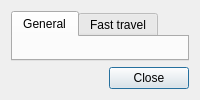
First picture: the form in wish/preferences.ui, repository malcyon/wish, before the edit.
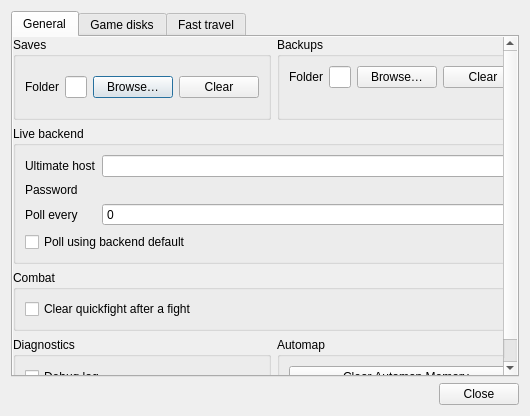
Second picture: the form after the edit.

Commit message:
Move the whole Preferences dialog into Qt Designer, and invalidate the nested layouts the move left stale (closes #410)
Claude-Session: https://claude.ai/code/session_013pBZLMyv6Gg5eaNHRPRs2W

Diff of the .ui file:
```diff
--- a/wish/preferences.ui
+++ b/wish/preferences.ui
@@ -12,9 +12,308 @@
    <item>
     <widget class="QTabWidget" name="tabs">
      <property name="currentIndex"><number>0</number></property>
-     <widget class="QWidget" name="general_scroll_page">
+
+     <!-- ================= General ================= -->
+     <widget class="QScrollArea" name="general_scroll">
       <attribute name="title"><string>General</string></attribute>
+      <property name="widgetResizable"><bool>true</bool></property>
+      <property name="frameShape"><enum>QFrame::Shape::NoFrame</enum></property>
+      <property name="horizontalScrollBarPolicy">
+       <enum>Qt::ScrollBarPolicy::ScrollBarAlwaysOff</enum>
+      </property>
+      <widget class="QWidget" name="general_page">
+       <layout class="QVBoxLayout" name="general_layout">
+        <property name="leftMargin"><number>0</number></property>
+        <property name="topMargin"><number>0</number></property>
+        <property name="rightMargin"><number>0</number></property>
+        <property name="bottomMargin"><number>0</number></property>
+        <item>
+         <layout class="QHBoxLayout" name="folders_row">
+          <item>
+           <widget class="QGroupBox" name="saves_group">
+            <property name="title"><string>Saves</string></property>
+            <layout class="QVBoxLayout" name="saves_layout">
+             <item>
+              <layout class="QHBoxLayout" name="saves_row" stretch="0,1,0,0">
+               <item>
+                <widget class="QLabel" name="saves_label">
+                 <property name="text"><string>Folder</string></property>
+                </widget>
+               </item>
+               <item>
+                <widget class="QLineEdit" name="saves"/>
+               </item>
+               <item>
+                <widget class="QPushButton" name="saves_browse">
+                 <property name="text"><string>Browse…</string></property>
+                </widget>
+               </item>
+               <item>
+                <widget class="QPushButton" name="saves_clear">
+                 <property name="text"><string>Clear</string></property>
+                </widget>
+               </item>
+              </layout>
+             </item>
+            </layout>
+           </widget>
+          </item>
+          <item>
+           <widget class="QGroupBox" name="backups_group">
+            <property name="title"><string>Backups</string></property>
+            <layout class="QVBoxLayout" name="backups_layout">
+             <item>
+              <layout class="QHBoxLayout" name="backups_row" stretch="0,1,0,0">
+               <item>
+                <widget class="QLabel" name="backups_label">
+                 <property name="text"><string>Folder</string></property>
+                </widget>
+               </item>
+               <item>
+                <widget class="QLineEdit" name="backups"/>
+               </item>
+               <item>
+                <widget class="QPushButton" name="backups_browse">
+                 <property name="text"><string>Browse…</string></property>
+                </widget>
+               </item>
+               <item>
+                <widget class="QPushButton" name="backups_clear">
+                 <property name="text"><string>Clear</string></property>
+                </widget>
+               </item>
+              </layout>
+             </item>
+             <item>
+              <widget class="QLabel" name="backups_note">
+               <property name="wordWrap"><bool>true</bool></property>
+               <property name="visible"><bool>false</bool></property>
+              </widget>
+             </item>
+            </layout>
+           </widget>
+          </item>
+         </layout>
+        </item>
+        <item>
+         <widget class="QGroupBox" name="backend_group">
+          <property name="title"><string>Live backend</string></property>
+          <layout class="QVBoxLayout" name="backend_layout">
+           <item>
+            <layout class="QFormLayout" name="backend_form">
+             <item row="0" column="0">
+              <widget class="QLabel" name="backend_form_label_host">
+               <property name="text"><string>Ultimate host</string></property>
+              </widget>
+             </item>
+             <item row="0" column="1">
+              <widget class="QLineEdit" name="host"/>
+             </item>
+             <item row="1" column="0">
+              <widget class="QLabel" name="backend_form_label_password">
+               <property name="text"><string>Password</string></property>
+              </widget>
+             </item>
+             <item row="1" column="1">
+              <widget class="QLabel" name="password"/>
+             </item>
+             <item row="2" column="0">
+              <widget class="QLabel" name="backend_form_label_interval">
+               <property name="text"><string>Poll every</string></property>
+              </widget>
+             </item>
+             <item row="2" column="1">
+              <widget class="QSpinBox" name="interval"/>
+             </item>
+             <item row="3" column="0" colspan="2">
+              <widget class="QCheckBox" name="interval_default">
+               <property name="text"><string>Poll using backend default</string></property>
+              </widget>
+             </item>
+            </layout>
+           </item>
+          </layout>
+         </widget>
+        </item>
+        <item>
+         <widget class="QGroupBox" name="combat_group">
+          <property name="title"><string>Combat</string></property>
+          <layout class="QVBoxLayout" name="combat_layout">
+           <item>
+            <widget class="QCheckBox" name="watch_box">
+             <property name="text"><string>Clear quickfight after a fight</string></property>
+            </widget>
+           </item>
+          </layout>
+         </widget>
+        </item>
+        <item>
+         <layout class="QHBoxLayout" name="bottom_row">
+          <item>
+           <widget class="QGroupBox" name="log_group">
+            <property name="title"><string>Diagnostics</string></property>
+            <layout class="QVBoxLayout" name="log_layout">
+             <item>
+              <widget class="QCheckBox" name="logging">
+               <property name="text"><string>Debug log</string></property>
+              </widget>
+             </item>
+            </layout>
+           </widget>
+          </item>
+          <item>
+           <widget class="QGroupBox" name="automap_group">
+            <property name="title"><string>Automap</string></property>
+            <layout class="QVBoxLayout" name="automap_layout">
+             <item>
+              <widget class="QPushButton" name="clear_automap_button">
+               <property name="text"><string>Clear Automap Memory</string></property>
+              </widget>
+             </item>
+            </layout>
+           </widget>
+          </item>
+         </layout>
+        </item>
+        <item>
+         <spacer name="general_stretch">
+          <property name="orientation"><enum>Qt::Orientation::Vertical</enum></property>
+          <property name="sizeHint" stdset="0">
+           <size><width>0</width><height>0</height></size>
+          </property>
+         </spacer>
+        </item>
+       </layout>
+      </widget>
      </widget>
+
+     <!-- ================= Game disks ================= -->
+     <widget class="QWidget" name="disks_page">
+      <attribute name="title"><string>Game disks</string></attribute>
+      <layout class="QVBoxLayout" name="disks_layout">
+       <item>
+        <widget class="QGroupBox" name="disks_group">
+         <property name="title"><string></string></property>
+         <layout class="QVBoxLayout" name="disks_group_layout">
+          <item>
+           <layout class="QFormLayout" name="report_form">
+            <item row="0" column="0">
+             <widget class="QLabel" name="report_label_in_use">
+              <property name="text"><string>In use</string></property>
+             </widget>
+            </item>
+            <item row="0" column="1">
+             <widget class="QLabel" name="report_in_use"/>
+            </item>
+            <item row="1" column="0">
+             <widget class="QLabel" name="report_label_titles">
+              <property name="text"><string>Titles</string></property>
+             </widget>
+            </item>
+            <item row="1" column="1">
+             <widget class="QLabel" name="report_titles"/>
+            </item>
+           </layout>
+          </item>
+          <item>
+           <layout class="QHBoxLayout" name="game_folder_row_pool_of_radiance" stretch="0,1,0,0">
+            <item>
+             <widget class="QLabel" name="game_folder_label_pool_of_radiance">
+              <property name="text"><string>Pool of Radiance</string></property>
+             </widget>
+            </item>
+            <item>
+             <widget class="QLineEdit" name="game_folder_edit_pool_of_radiance"/>
+            </item>
+            <item>
+             <widget class="QPushButton" name="game_folder_browse_pool_of_radiance">
+              <property name="text"><string>Browse…</string></property>
+             </widget>
+            </item>
+            <item>
+             <widget class="QPushButton" name="game_folder_clear_pool_of_radiance">
+              <property name="text"><string>Clear</string></property>
+             </widget>
+            </item>
+           </layout>
+          </item>
+          <item>
+           <widget class="QLabel" name="game_folder_note_pool_of_radiance">
+            <property name="wordWrap"><bool>true</bool></property>
+            <property name="visible"><bool>false</bool></property>
+           </widget>
+          </item>
+          <item>
+           <layout class="QHBoxLayout" name="game_folder_row_curse_of_the_azure_bonds" stretch="0,1,0,0">
+            <item>
+             <widget class="QLabel" name="game_folder_label_curse_of_the_azure_bonds">
+              <property name="text"><string>Curse of the Azure Bonds</string></property>
+             </widget>
+            </item>
+            <item>
+             <widget class="QLineEdit" name="game_folder_edit_curse_of_the_azure_bonds"/>
+            </item>
+            <item>
+             <widget class="QPushButton" name="game_folder_browse_curse_of_the_azure_bonds">
+              <property name="text"><string>Browse…</string></property>
+             </widget>
+            </item>
+            <item>
+             <widget class="QPushButton" name="game_folder_clear_curse_of_the_azure_bonds">
+              <property name="text"><string>Clear</string></property>
+             </widget>
+            </item>
+           </layout>
+          </item>
+          <item>
+           <widget class="QLabel" name="game_folder_note_curse_of_the_azure_bonds">
+            <property name="wordWrap"><bool>true</bool></property>
+            <property name="visible"><bool>false</bool></property>
+           </widget>
+          </item>
+          <item>
+           <layout class="QHBoxLayout" name="game_folder_row_secret_of_the_silver_blades" stretch="0,1,0,0">
+            <item>
+             <widget class="QLabel" name="game_folder_label_secret_of_the_silver_blades">
+              <property name="text"><string>Secret of the Silver Blades</string></property>
+             </widget>
+            </item>
+            <item>
+             <widget class="QLineEdit" name="game_folder_edit_secret_of_the_silver_blades"/>
+            </item>
+            <item>
+             <widget class="QPushButton" name="game_folder_browse_secret_of_the_silver_blades">
+              <property name="text"><string>Browse…</string></property>
+             </widget>
+            </item>
+            <item>
+             <widget class="QPushButton" name="game_folder_clear_secret_of_the_silver_blades">
+              <property name="text"><string>Clear</string></property>
+             </widget>
+            </item>
+           </layout>
+          </item>
+          <item>
+           <widget class="QLabel" name="game_folder_note_secret_of_the_silver_blades">
+            <property name="wordWrap"><bool>true</bool></property>
+            <property name="visible"><bool>false</bool></property>
+           </widget>
+          </item>
+         </layout>
+        </widget>
+       </item>
+       <item>
+        <spacer name="disks_stretch">
+         <property name="orientation"><enum>Qt::Orientation::Vertical</enum></property>
+         <property name="sizeHint" stdset="0">
+          <size><width>0</width><height>0</height></size>
+         </property>
+        </spacer>
+       </item>
+      </layout>
+     </widget>
+
+     <!-- ================= Fast travel ================= -->
      <widget class="QWidget" name="travel_page">
       <attribute name="title"><string>Fast travel</string></attribute>
      </widget>
```
Left out of the diff: 13 changed lines with no effect on the pictures. The commit also changes 3 other files.
